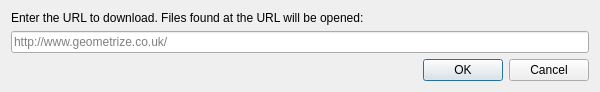
Before: the Qt Designer form Geometrize/dialog/openurldialog.ui in Tw1ddle/geometrize, drawn with Qt 5.
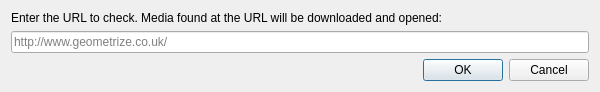
After: the same form once the commit is applied.

The edit to the form file:
```diff
--- a/Geometrize/dialog/openurldialog.ui
+++ b/Geometrize/dialog/openurldialog.ui
@@ -26,7 +26,7 @@
    <item>
     <widget class="QLabel" name="instructionText">
      <property name="text">
-      <string>Enter the URL to download. Files found at the URL will be opened:</string>
+      <string>Enter the URL to check. Media found at the URL will be downloaded and opened:</string>
      </property>
     </widget>
    </item>
```
